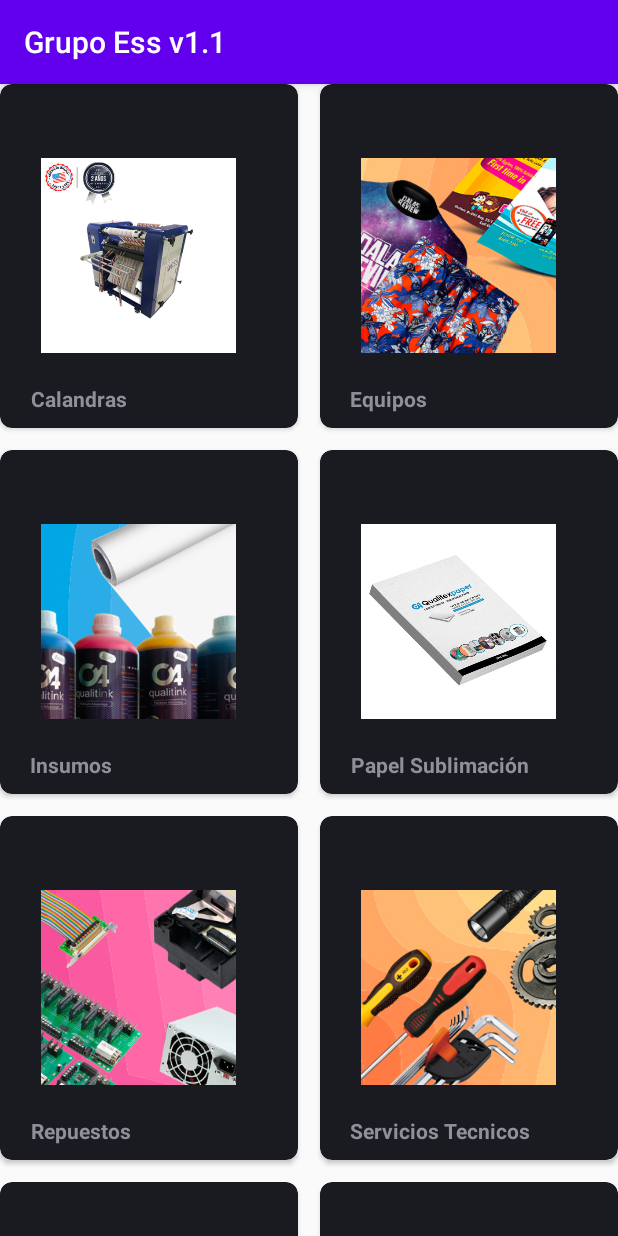
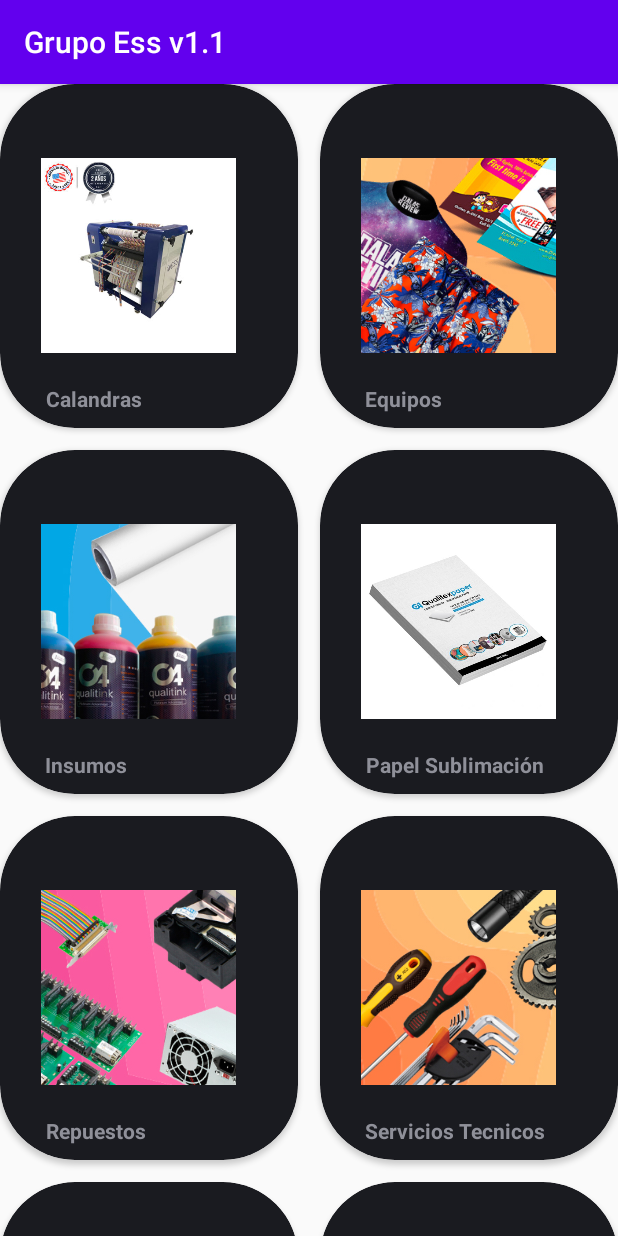
Before and after one commit to OscarYesid1982/GrupoEssv1.1, an Android app: the screen it shows after launch (MainActivity), on a phone screen of 412 x 824 dp. Run offline under Robolectric (Android 15) with nearby library versions, the phone set to English and light mode, and no system bars.

Commit message:
Ajustar los bordes de las cajas

```diff
--- a/app/src/main/res/layout/card_view_item_grid.xml
+++ b/app/src/main/res/layout/card_view_item_grid.xml
@@ -4,7 +4,7 @@
     xmlns:app="http://schemas.android.com/apk/res-auto"
     android:layout_width="match_parent"
     android:layout_height="match_parent"
-    app:cardCornerRadius="8dp"
+    app:cardCornerRadius="50dp"
     android:layout_centerHorizontal="true"
     app:cardPreventCornerOverlap="true"
     android:elevation="5dp">
@@ -30,8 +30,8 @@
             android:layout_below="@id/icons"
             android:layout_marginLeft="40dp"
             android:layout_marginTop="10dp"
-            android:layout_marginStart="10dp"
-            android:layout_marginEnd="25sp"
+            android:layout_marginStart="20dp"
+            android:layout_marginEnd="10dp"
             android:gravity="center"
             android:text="Papel Sublimación"
             android:textStyle="bold"/>
```
